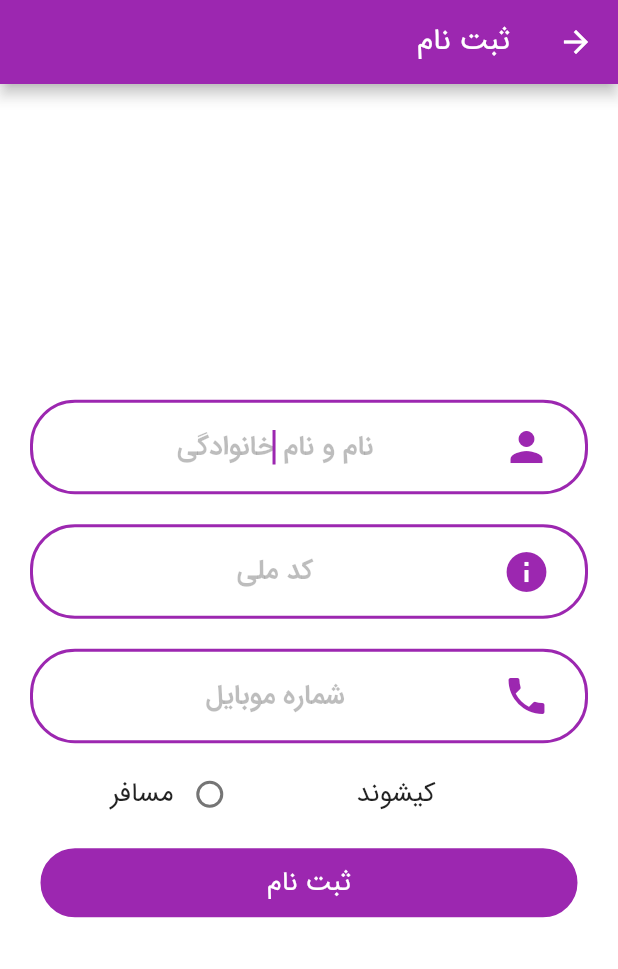
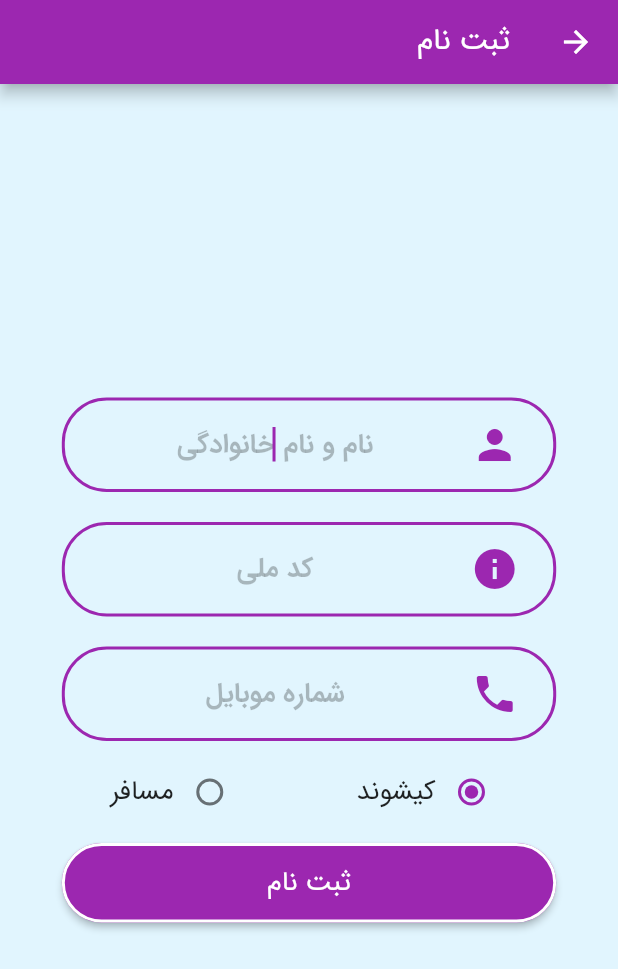
Before and after one commit to hossein-khanmirzaei/lottery, a Flutter app: the screen it shows after launch, after a tap on "ثبت نام", on a phone screen of 412 x 824 dp. Shown: the top 969 px of the screen. Run offline on Flutter 3.47's test engine with Material 2 defaults, Android fonts, the phone set to English and light mode, and no system bars; our stand-ins replace shared_preferences.

Commit message:
(98-07-13 11:59 PM)

```diff
--- a/lib/main.dart
+++ b/lib/main.dart
@@ -8,6 +8,7 @@
 import 'package:lottery/screens/login.dart';
 import 'package:lottery/screens/overview_screen.dart';
 import 'package:lottery/screens/signup.dart';
+import 'package:lottery/screens/verification.dart';
 import 'package:provider/provider.dart';
 import 'package:lottery/providers/auth.dart';
 
@@ -45,7 +46,7 @@
           theme: ThemeData(
             primarySwatch: Colors.purple,
             accentColor: Colors.white,
-            canvasColor: Colors.white70,
+            canvasColor: Colors.lightBlue[50],
             fontFamily: 'IRANSans',
           ),
           home: auth.isAuth ? OverviewScreen() : StartScreen(),
@@ -53,6 +54,7 @@
           routes: {
             // ProductDetailScreen.routeName: (ctx) => ProductDetailScreen(),
             SignupScreen.routeName: (ctx) => SignupScreen(),
+            VerificationScreen.routeName: (ctx) => VerificationScreen(),
             LoginScreen.routeName: (ctx) => LoginScreen(),
             OverviewScreen.routeName: (ctx) => OverviewScreen(),
             CreditCardScreen.routeName: (ctx) => CreditCardScreen(),
--- a/lib/screens/signup.dart
+++ b/lib/screens/signup.dart
@@ -1,4 +1,6 @@
 import 'package:flutter/material.dart';
+import 'package:flutter/material.dart' as prefix0;
+import 'package:lottery/screens/verification.dart';
 import 'package:lottery/widgets/verification_input.dart';
 import 'package:provider/provider.dart';
 
@@ -33,20 +35,12 @@
       _isLoading = true;
     });
     try {
-      await Provider.of<AuthProvider>(context, listen: false).signup(_fullname,
-          _nationalCode, _mobileNumber, (_residenceType.index + 1).toString());
+      // await Provider.of<AuthProvider>(context, listen: false).signup(_fullname,
+      //     _nationalCode, _mobileNumber, (_residenceType.index + 1).toString());
 
-      await showDialog(
-        barrierDismissible: false,
-        context: context,
-        builder: (BuildContext context) {
-          return AlertDialog(
-            content: VerificationCodeInput(_nationalCode, _mobileNumber),
-          );
-        },
-      );
+      await Navigator.of(context).pushNamed(VerificationScreen.routeName);
 
-      Navigator.of(context).pop();
+      //Navigator.of(context).pop();
     } catch (error) {
       _showErrorDialog(error.toString());
       print(error);
@@ -99,8 +93,10 @@
                 Column(
                   children: <Widget>[
                     Container(
-                      margin: EdgeInsets.symmetric(vertical: 10),
-                      padding: EdgeInsets.only(left: 20, right: 20),
+                      margin: EdgeInsets.symmetric(
+                        vertical: 10,
+                        horizontal: MediaQuery.of(context).size.width / 10,
+                      ),
                       child: TextFormField(
                         onSaved: (value) {
                           _fullname = value;
@@ -156,8 +152,10 @@
                       ),
                     ),
                     Container(
-                      margin: EdgeInsets.symmetric(vertical: 10),
-                      padding: EdgeInsets.only(left: 20, right: 20),
+                      margin: EdgeInsets.symmetric(
+                        vertical: 10,
+                        horizontal: MediaQuery.of(context).size.width / 10,
+                      ),
                       child: TextFormField(
                         onSaved: (value) {
                           _nationalCode = value;
@@ -214,8 +212,10 @@
                       ),
                     ),
                     Container(
-                      margin: EdgeInsets.symmetric(vertical: 10),
-                      padding: EdgeInsets.only(left: 20, right: 20),
+                      margin: EdgeInsets.symmetric(
+                        vertical: 10,
+                        horizontal: MediaQuery.of(context).size.width / 10,
+                      ),
                       child: TextFormField(
                         onSaved: (value) {
                           _mobileNumber = value;
@@ -273,6 +273,7 @@
                         Row(
                           children: <Widget>[
                             Radio(
+                              activeColor: Theme.of(context).primaryColor,
                               value: ResidenceType.kishvand,
                               groupValue: _residenceType,
                               onChanged: (ResidenceType value) {
@@ -292,6 +293,7 @@
                         Row(
                           children: <Widget>[
                             Radio(
+                              activeColor: Theme.of(context).primaryColor,
                               value: ResidenceType.passenger,
                               groupValue: _residenceType,
                               onChanged: (ResidenceType value) {
@@ -315,35 +317,64 @@
                             padding: EdgeInsets.symmetric(vertical: 17),
                             child: CircularProgressIndicator(),
                           )
-                        : InkWell(
-                            onTap: _submitForm,
-                            child: Container(
-                              //width: 100.0,
-                              height: 50.0,
-                              margin: EdgeInsets.symmetric(
-                                  horizontal: 25, vertical: 10),
-                              decoration: BoxDecoration(
-                                color: Theme.of(context)
-                                    .primaryColor, // Colors.blueAccent,
-                                border: Border.all(
-                                  color: Theme.of(context)
-                                      .accentColor, //Colors.white54,
-                                  width: 2.0,
+                        : Container(
+                            width: MediaQuery.of(context).size.width,
+                            margin: EdgeInsets.symmetric(
+                                horizontal:
+                                    MediaQuery.of(context).size.width / 10,
+                                vertical: 10),
+                            child: RaisedButton(
+                              onPressed: _submitForm,
+                              child: Text(
+                                "ثبت نام",
+                                style: TextStyle(
+                                  fontSize: 18,
+                                  fontWeight: FontWeight.normal,
+                                ),
+                              ),
+                              color: Theme.of(context).primaryColor,
+                              textColor: Theme.of(context).accentColor,
+                              padding: EdgeInsets.symmetric(
+                                vertical: 15,
+                              ),
+                              shape: RoundedRectangleBorder(
+                                side: BorderSide(
+                                  color: Theme.of(context).accentColor,
+                                  width: 2,
                                 ),
                                 borderRadius: BorderRadius.circular(30),
                               ),
-                              child: Center(
-                                child: Text(
-                                  'ثبت نام',
-                                  style: TextStyle(
-                                    fontSize: 18.0,
-                                    color: Theme.of(context)
-                                        .accentColor, //Colors.white,
-                                  ),
-                                ),
-                              ),
                             ),
                           ),
+                    // InkWell(
+                    //                 onTap: _submitForm,
+                    //                 child: Container(
+                    //                   //width: 100.0,
+                    //                   height: 50.0,
+                    //                   margin: EdgeInsets.symmetric(
+                    //                       horizontal: 25, vertical: 10),
+                    //                   decoration: BoxDecoration(
+                    //                     color: Theme.of(context)
+                    //                         .primaryColor, // Colors.blueAccent,
+                    //                     border: Border.all(
+                    //                       color: Theme.of(context)
+                    //                           .accentColor, //Colors.white54,
+                    //                       width: 2.0,
+                    //                     ),
+                    //                     borderRadius: BorderRadius.circular(30),
+                    //                   ),
+                    //                   child: Center(
+                    //                     child: Text(
+                    //                       'ثبت نام',
+                    //                       style: TextStyle(
+                    //                         fontSize: 18.0,
+                    //                         color: Theme.of(context)
+                    //                             .accentColor, //Colors.white,
+                    //                       ),
+                    //                     ),
+                    //                   ),
+                    //                 ),
+                    //               ),
                   ],
                 )
               ],
--- a/lib/screens/start.dart
+++ b/lib/screens/start.dart
@@ -18,55 +18,61 @@
         child: Column(
           mainAxisAlignment: MainAxisAlignment.center,
           children: <Widget>[
-            InkWell(
-              onTap: () =>
-                  Navigator.of(context).pushNamed(LoginScreen.routeName),
-              child: Container(
-                //width: 100.0,
-                height: 50.0,
-                margin: EdgeInsets.symmetric(horizontal: 25, vertical: 5),
-                decoration: BoxDecoration(
-                  color: Theme.of(context).primaryColor, // Colors.blueAccent,
-                  border: Border.all(
-                    color: Theme.of(context).accentColor, //Colors.white54,
-                    width: 2.0,
+            Container(
+              width: MediaQuery.of(context).size.width,
+              margin: EdgeInsets.symmetric(
+                  horizontal: MediaQuery.of(context).size.width / 10,
+                  vertical: 10),
+              child: RaisedButton(
+                onPressed: () =>
+                    Navigator.of(context).pushNamed(LoginScreen.routeName),
+                child: Text(
+                  "ورود",
+                  style: TextStyle(
+                    fontSize: 18,
+                    fontWeight: FontWeight.normal,
                   ),
-                  borderRadius: BorderRadius.circular(10.0),
                 ),
-                child: Center(
-                  child: Text(
-                    'ورود',
-                    style: TextStyle(
-                      fontSize: 18.0,
-                      color: Theme.of(context).accentColor, //Colors.white,
-                    ),
+                color: Theme.of(context).primaryColor,
+                textColor: Theme.of(context).accentColor,
+                padding: EdgeInsets.symmetric(
+                  vertical: 15,
+                ),
+                shape: RoundedRectangleBorder(
+                  side: BorderSide(
+                    color: Theme.of(context).accentColor,
+                    width: 2,
                   ),
+                  borderRadius: BorderRadius.circular(30),
                 ),
               ),
             ),
-            InkWell(
-              onTap: () =>
-                  Navigator.of(context).pushNamed(SignupScreen.routeName),
-              child: Container(
-                //width: 100.0,
-                height: 50.0,
-                margin: EdgeInsets.symmetric(horizontal: 25, vertical: 5),
-                decoration: BoxDecoration(
-                  color: Theme.of(context).primaryColor,
-                  border: Border.all(
-                    color: Theme.of(context).accentColor, //Colors.white54,
-                    width: 2.0,
+            Container(
+              width: MediaQuery.of(context).size.width,
+              margin: EdgeInsets.symmetric(
+                  horizontal: MediaQuery.of(context).size.width / 10,
+                  vertical: 10),
+              child: RaisedButton(
+                onPressed: () =>
+                    Navigator.of(context).pushNamed(SignupScreen.routeName),
+                child: Text(
+                  "ثبت نام",
+                  style: TextStyle(
+                    fontSize: 18,
+                    fontWeight: FontWeight.normal,
                   ),
-                  borderRadius: BorderRadius.circular(10.0),
                 ),
-                child: Center(
-                  child: Text(
-                    'ثبت نام',
-                    style: TextStyle(
-                      fontSize: 18.0,
-                      color: Theme.of(context).accentColor, //Colors.white,
-                    ),
+                color: Theme.of(context).primaryColor,
+                textColor: Theme.of(context).accentColor,
+                padding: EdgeInsets.symmetric(
+                  vertical: 15,
+                ),
+                shape: RoundedRectangleBorder(
+                  side: BorderSide(
+                    color: Theme.of(context).accentColor,
+                    width: 2,
                   ),
+                  borderRadius: BorderRadius.circular(30),
                 ),
               ),
             ),
```
Also changed, not shown: lib/providers/auth.dart (+22 -3 lines), lib/screens/login.dart (+62 -29 lines), lib/screens/verification.dart (added, +89 -0 lines), lib/widgets/verification_input.dart (+59 -83 lines).
